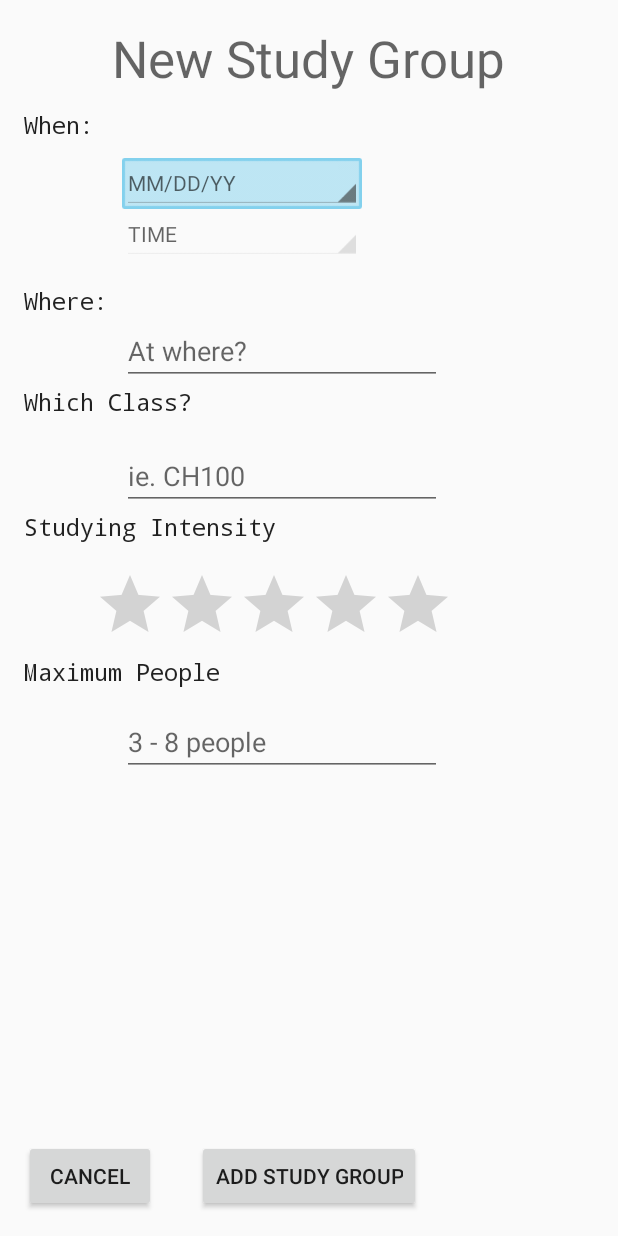
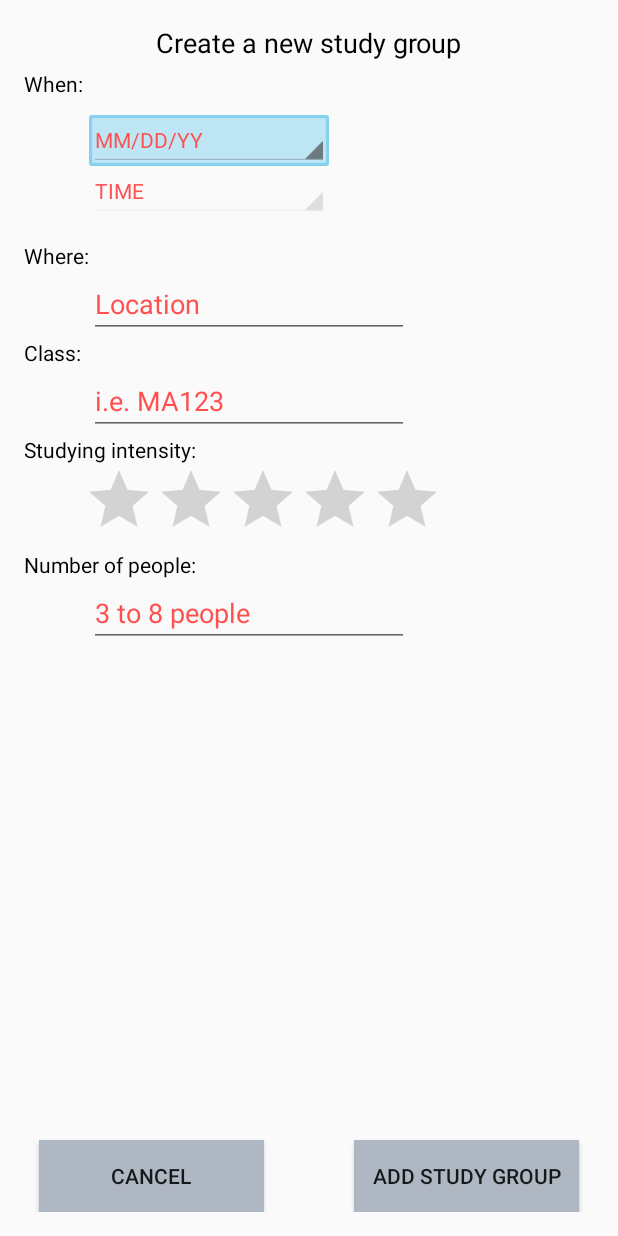
Before and after one commit to sshong19/bunch, an Android app: the PostActivity screen opened directly, with no data from a screen before it, on a phone screen of 412 x 824 dp. Run offline under Robolectric (Android 15) with nearby library versions, the phone set to English and light mode, and no system bars; our stand-ins replace Firebase (no records; nobody signed in at launch, a user with empty details on screens opened directly); libraries missing offline, so code that uses them is left out: com.firebase.client; 1 statement that could not run was skipped.

Commit message:
Changed post activity layout and switched from hardcoded strings to reference strings in strings.xml. Added hint text color (may be changed later).

```diff
--- a/Bunch_Git/app/src/main/res/layout/activity_post.xml
+++ b/Bunch_Git/app/src/main/res/layout/activity_post.xml
@@ -12,24 +12,24 @@
 
 
     <TextView
-        android:text="New Study Group"
+        android:text="@string/StudyGroupNew"
         android:layout_width="wrap_content"
         android:layout_height="wrap_content"
         android:id="@+id/Header"
-        android:textAppearance="@style/TextAppearance.AppCompat.Display1"
         android:layout_alignParentTop="true"
-        android:layout_centerHorizontal="true" />
+        android:layout_centerHorizontal="true"
+        android:textAppearance="@android:style/TextAppearance.Material.Medium"
+        android:textColor="@android:color/black" />
 
     <TextView
-        android:text="When:"
+        android:text="@string/When"
         android:layout_width="wrap_content"
         android:layout_height="wrap_content"
         android:id="@+id/when"
-        android:textAppearance="@style/TextAppearance.AppCompat.SearchResult.Subtitle"
-        android:fontFamily="monospace"
         android:layout_alignParentTop="true"
         android:layout_alignParentStart="true"
-        android:layout_marginTop="56dp" />
+        android:layout_marginTop="30dp"
+        android:textColor="@android:color/black" />
     <EditText
         android:layout_width="wrap_content"
         android:layout_height="wrap_content"
@@ -40,7 +40,8 @@
         android:hint="MM/DD/YY"
         android:layout_below="@+id/when"
         android:layout_toEndOf="@+id/where"
-        style="@android:style/Widget.Holo.Light.Spinner" />
+        style="@android:style/Widget.Holo.Light.Spinner"
+        android:textColorHint="@color/hintTextColor" />
 
     <EditText
         android:layout_width="wrap_content"
@@ -48,106 +49,111 @@
         android:inputType="time"
         android:ems="10"
         android:id="@+id/time"
-        android:hint = "TIME"
+        android:hint = "@string/Time"
         android:layout_below="@+id/editDate"
         android:layout_alignStart="@+id/editDate"
-        style="@android:style/Widget.Holo.Spinner" />
+        style="@android:style/Widget.Holo.Spinner"
+        android:textColorHint="@color/hintTextColor" />
 
     <TextView
-        android:text="Where: "
+        android:text="@string/Where"
         android:layout_width="wrap_content"
         android:layout_height="wrap_content"
         android:id="@+id/where"
-        android:textAppearance="@style/TextAppearance.AppCompat.SearchResult.Subtitle"
-        android:fontFamily="monospace"
+        android:fontFamily="sans-serif"
         android:layout_marginTop="50dp"
         android:layout_below="@+id/editDate"
-        android:layout_alignParentStart="true" />
+        android:layout_alignParentStart="true"
+        android:textColor="@android:color/black" />
 
     <TextView
-        android:text="Which Class?"
+        android:text="@string/Class"
         android:layout_width="wrap_content"
         android:layout_height="wrap_content"
         android:id="@+id/whichClass"
-        android:textAppearance="@style/TextAppearance.AppCompat.SearchResult.Subtitle"
-        android:fontFamily="monospace"
+        android:fontFamily="sans-serif"
         android:layout_below="@+id/editWhere"
-        android:layout_alignParentStart="true" />
+        android:layout_alignParentStart="true"
+        android:textColor="@android:color/black" />
 
     <EditText
         android:layout_width="wrap_content"
         android:layout_height="wrap_content"
         android:ems="10"
-        android:layout_marginTop="16dp"
         android:id="@+id/editClass"
-        android:hint="ie. CH100"
+        android:hint="@string/ClassHint"
         android:layout_below="@+id/whichClass"
-        android:layout_alignStart="@+id/editWhere" />
+        android:layout_alignStart="@+id/editWhere"
+        android:textColorHint="@color/hintTextColor" />
 
     <TextView
-        android:text="Studying Intensity"
+        android:text="@string/Intensity"
         android:layout_width="wrap_content"
         android:layout_height="wrap_content"
         android:id="@+id/studyingIntensity"
-        android:textAppearance="@style/TextAppearance.AppCompat.SearchResult.Subtitle"
-        android:fontFamily="monospace"
+        android:fontFamily="sans-serif"
         android:layout_below="@+id/editClass"
-        android:layout_alignParentStart="true" />
+        android:layout_alignParentStart="true"
+        android:textColor="@android:color/black" />
 
     <TextView
-        android:text="Maximum People"
+        android:text="@string/MaxPeople"
         android:layout_width="wrap_content"
         android:layout_height="wrap_content"
         android:id="@+id/maxPeople"
-        android:textAppearance="@style/TextAppearance.AppCompat.SearchResult.Subtitle"
-        android:fontFamily="monospace"
+        android:fontFamily="sans-serif"
         android:layout_below="@+id/ratingBar"
-        android:layout_alignParentStart="true" />
+        android:layout_alignParentStart="true"
+        android:textColor="@android:color/black" />
 
     <EditText
         android:layout_width="wrap_content"
         android:layout_height="wrap_content"
         android:inputType="number"
         android:ems="10"
-        android:layout_marginTop="13dp"
         android:id="@+id/editMaxPeople"
-        android:hint="3 - 8 people"
+        android:hint="@string/PeopleHint"
         android:layout_below="@+id/maxPeople"
-        android:layout_alignStart="@+id/editClass" />
-
-    <Button
-        android:text="Add Study Group"
-        android:layout_width="wrap_content"
-        android:layout_height="wrap_content"
-        android:id="@+id/addEvent"
-        android:layout_alignParentBottom="true"
-        android:layout_centerHorizontal="true" />
+        android:layout_alignStart="@+id/editClass"
+        android:textColorHint="@color/hintTextColor" />
 
     <RatingBar
         android:layout_width="wrap_content"
         android:layout_height="wrap_content"
-        android:layout_marginTop="17dp"
         android:id="@+id/ratingBar"
         android:layout_below="@+id/studyingIntensity"
         android:layout_toEndOf="@+id/when" />
 
     <Button
         android:text="CANCEL"
-        android:layout_width="wrap_content"
+        android:layout_width="150dp"
         android:layout_height="wrap_content"
         android:layout_alignParentBottom="true"
         android:layout_alignParentStart="true"
-        android:id="@+id/cancel" />
+        android:id="@+id/cancel"
+        android:layout_marginLeft="10dp"
+        android:background="@color/buttonBackground" />
 
     <EditText
         android:layout_width="wrap_content"
         android:layout_height="wrap_content"
         android:inputType="textPersonName"
         android:ems="10"
-        android:hint="At where?"
+        android:hint="@string/LocationHint"
         android:id="@+id/editWhere"
         android:layout_below="@+id/where"
-        android:layout_toEndOf="@+id/where" />
+        android:layout_toEndOf="@+id/where"
+        android:textColorHint="@color/hintTextColor" />
+
+    <Button
+        android:text="Add Study Group"
+        android:layout_height="wrap_content"
+        android:id="@+id/addEvent"
+        android:layout_alignParentBottom="true"
+        android:layout_alignParentRight="true"
+        android:layout_marginRight="10dp"
+        android:layout_width="150dp"
+        android:background="@color/buttonBackground" />
 
 
 </RelativeLayout>
--- a/Bunch_Git/app/src/main/res/layout/activity_profile.xml
+++ b/Bunch_Git/app/src/main/res/layout/activity_profile.xml
@@ -37,7 +37,8 @@
             android:layout_below ="@id/textViewUserEmail"
             android:layout_marginTop="25dp"
             android:typeface="normal"
-            android:textColor="@android:color/black" />
+            android:textColor="@android:color/black"
+            android:textColorHint="@color/hintTextColor" />
 
         <EditText
             android:id="@+id/editLastName"
@@ -46,7 +47,8 @@
             android:hint="@string/LNameHint"
             android:layout_below = "@id/editFirstName"
             android:typeface="normal"
-            android:textColor="@android:color/black" />
+            android:textColor="@android:color/black"
+            android:textColorHint="@color/hintTextColor" />
 
         <EditText
             android:id="@+id/editCollege"
@@ -55,7 +57,8 @@
             android:hint="@string/CollegeHint"
             android:layout_below = "@id/editCollege"
             android:typeface="normal"
-            android:textColor="@android:color/black" />
+            android:textColor="@android:color/black"
+            android:textColorHint="@color/hintTextColor" />
 
         <EditText
             android:id="@+id/editMajor"
@@ -63,7 +66,8 @@
             android:layout_height="wrap_content"
             android:hint="@string/MajorHint"
             android:layout_below = "@id/editMajor"
-            android:typeface="normal" />
+            android:typeface="normal"
+            android:textColorHint="@color/hintTextColor" />
 
         <EditText
             android:id="@+id/editYear"
@@ -72,7 +76,8 @@
             android:hint="@string/YearHint"
             android:layout_below = "@id/editYear"
             android:typeface="normal"
-            android:textColor="@android:color/black" />
+            android:textColor="@android:color/black"
+            android:textColorHint="@color/hintTextColor" />
 
         <Button
             android:id = "@+id/buttonSave"
@@ -87,7 +92,7 @@
 
 
         <Button
-            android:text="Logout"
+            android:text="@string/Logout"
             android:layout_width="match_parent"
             android:layout_height="wrap_content"
             android:layout_centerHorizontal="true"
--- a/Bunch_Git/app/src/main/res/values/colors.xml
+++ b/Bunch_Git/app/src/main/res/values/colors.xml
@@ -1,7 +1,8 @@
 <?xml version="1.0" encoding="utf-8"?>
 <resources>
     <color name="colorPrimary">#dde11c</color>
-    <color name="colorPrimaryDark"> #d2da34</color>
+    <color name="colorPrimaryDark">#fff131</color>
     <color name="colorAccent">#f55158</color>
+    <color name="hintTextColor">#ff5050</color>
     <color name="buttonBackground">#afb7c3</color>
 </resources>
--- a/Bunch_Git/app/src/main/res/values/strings.xml
+++ b/Bunch_Git/app/src/main/res/values/strings.xml
@@ -9,5 +9,17 @@
     <string name="YearHint">Fresh, Soph, Junior, or Senior?</string>
     <string name="MajorHint">Major</string>
     <string name="CollegeHint">College</string>
+    <string name="Logout">Logout</string>
+    <string name="StudyGroupNew">Create a new study group</string>
+    <string name="Time">TIME</string>
+    <string name="LocationHint">Location</string>
+    <string name="ClassHint">i.e. MA123</string>
+    <string name="Class">Class:</string>
+    <string name="When">When:</string>
+    <string name="Where">Where:</string>
+    <string name="Intensity">Studying intensity:</string>
+    <string name="MaxPeople">Number of people:</string>
+    <string name="PeopleHint">3 to 8 people</string>
+
 
 </resources>
```
